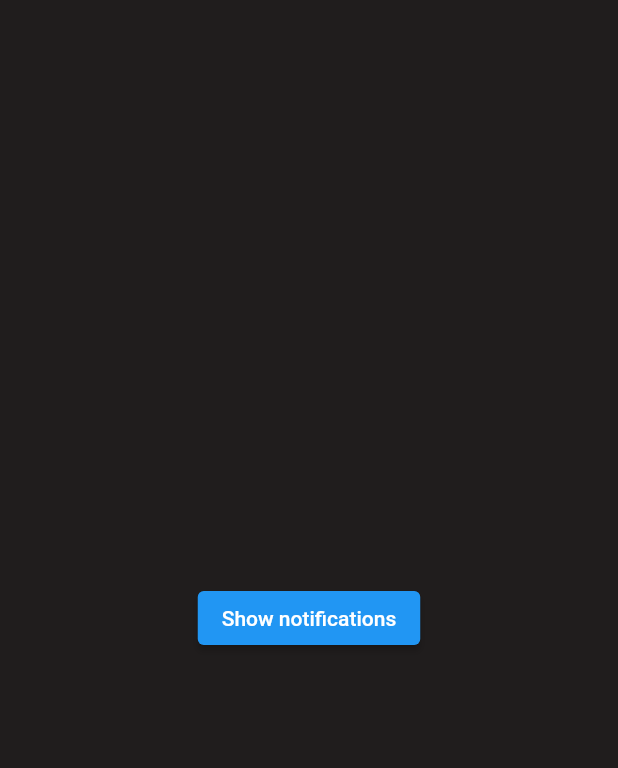
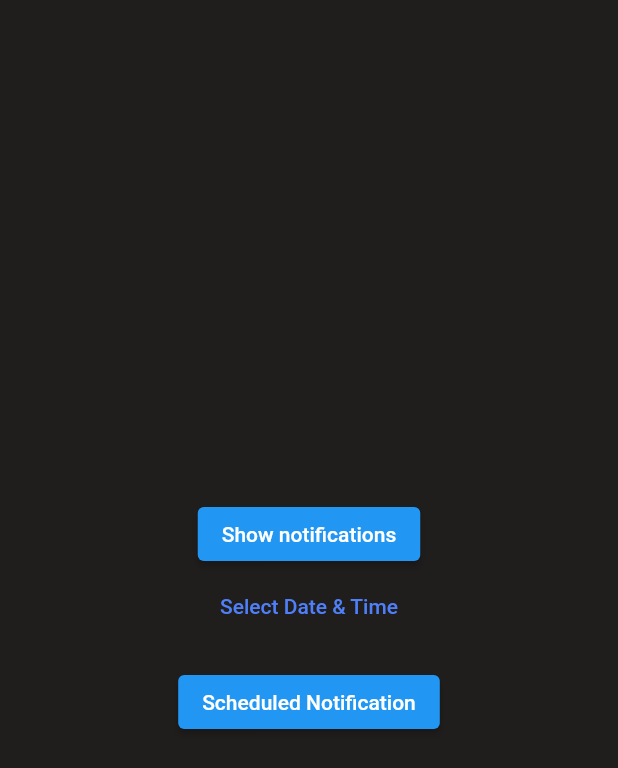
Before and after one commit to HarunNurahman/weather_app, a Flutter app: the NotificationSettingPage screen opened directly, after a tap on "Show notifications", on a phone screen of 412 x 824 dp. Shown: the top 768 px of the screen. Run offline on Flutter 3.47's test engine with Material 2 defaults, Android fonts, the phone set to English and light mode, and no system bars; our stand-ins replace bloc, dio, equatable, flutter_bloc, flutter_datetime_picker_plus, flutter_local_notifications and 6 more; Roboto replaces fonts that are missing (SF Pro Display).

Commit message:
Test: Testing scheduled notification

```diff
--- a/lib/main.dart
+++ b/lib/main.dart
@@ -2,10 +2,12 @@ import 'package:flutter/material.dart';
 import 'package:get/get.dart';
 import 'package:weather_app/pages/dashboard_page.dart';
 import 'package:weather_app/services/notification_services.dart';
+import 'package:timezone/data/latest.dart' as tz;
 
 void main() {
   WidgetsFlutterBinding.ensureInitialized();
   NotificationService().initNotification();
+  tz.initializeTimeZones();
   runApp(const MyApp());
 }
 
--- a/lib/pages/dashboard_page.dart
+++ b/lib/pages/dashboard_page.dart
@@ -88,7 +88,6 @@ class _DashboardPageState extends State<DashboardPage> {
     // Skeleton Loading Animation untuk header
     Widget skeletonHeader() {
       return Row(
-        mainAxisAlignment: MainAxisAlignment.spaceBetween,
         children: [
           Row(
             children: [
@@ -106,11 +105,23 @@ class _DashboardPageState extends State<DashboardPage> {
               )
             ],
           ),
+          const Spacer(),
           // Search button
           GestureDetector(
             onTap: () {},
             child: Icon(
               Icons.search,
+              size: 24,
+              color: whiteColor,
+            ),
+          ),
+          const SizedBox(width: 8),
+          GestureDetector(
+            onTap: () => Get.to(
+              NotificationSettingPage(),
+            ),
+            child: Icon(
+              Icons.settings,
               size: 24,
               color: whiteColor,
             ),
@@ -243,38 +254,8 @@ class _DashboardPageState extends State<DashboardPage> {
       );
     }
 
-    // Drawer Widget
-    Widget buildDrawer() {
-      return Drawer(
-        backgroundColor: blackColor,
-        elevation: 0,
-        child: ListView(
-          padding: EdgeInsets.symmetric(
-            horizontal: defaultHorizontalMargin,
-            vertical: defaultVerticalMargin,
-          ),
-          children: [
-            ListTile(
-              leading: Icon(Icons.notification_add, color: blueColor, size: 24),
-              title: Text(
-                'Notification Setting',
-                style: whiteTextStyle.copyWith(
-                  fontSize: 16,
-                  fontWeight: medium,
-                ),
-              ),
-              onTap: () => Get.to(NotificationSettingPage()),
-            )
-          ],
-        ),
-      );
-    }
-
     return Scaffold(
       backgroundColor: blackColor,
-      drawer: Drawer(
-        child: buildDrawer(),
-      ),
       body: SafeArea(
         child: Obx(
           () => globalController.isLoading.isTrue
--- a/lib/pages/notification_setting_page.dart
+++ b/lib/pages/notification_setting_page.dart
@@ -1,9 +1,12 @@
 import 'package:flutter/material.dart';
+import 'package:flutter_datetime_picker_plus/flutter_datetime_picker_plus.dart';
 import 'package:geocoding/geocoding.dart';
 import 'package:get/get.dart';
 import 'package:weather_app/config/styles.dart';
 import 'package:weather_app/services/global_controller.dart';
 import 'package:weather_app/services/notification_services.dart';
+
+DateTime? scheduleTime = DateTime.now();
 
 class NotificationSettingPage extends StatefulWidget {
   const NotificationSettingPage({super.key});
@@ -42,18 +45,64 @@ class _NotificationSettingPageState extends State<NotificationSettingPage> {
     return Scaffold(
       backgroundColor: blackColor,
       body: Center(
-        child: Center(
-          child: ElevatedButton(
+        child: Column(
+          mainAxisAlignment: MainAxisAlignment.center,
+          children: [
+            ElevatedButton(
               child: const Text('Show notifications'),
               onPressed: () {
                 NotificationService().showNotification(
-                title: 'Weather in $city, $subcity now',
-                body: '',
+                  title: '$city, $subcity',
+                  body:
+                      '${weatherController.getData().current!.current.weather![0].description.toString().toTitleCase()}: ${weatherController.getData().current!.current.temp}°C',
                 );
               },
             ),
+            DateTimePickerText(),
+            const SizedBox(height: 16),
+            ElevatedButton(
+              child: const Text('Scheduled Notification'),
+              onPressed: () {
+                debugPrint('Notification Scheduled for $scheduleTime');
+                NotificationService().scheduledNotification(
+                  title: '',
+                  body: '$scheduleTime',
+                  scheduledNotificationDateTime: scheduleTime!,
+                );
+              },
+            ),
+          ],
         ),
       ),
     );
   }
 }
+
+class DateTimePickerText extends StatefulWidget {
+  const DateTimePickerText({super.key});
+
+  @override
+  State<DateTimePickerText> createState() => _DateTimePickerTextState();
+}
+
+class _DateTimePickerTextState extends State<DateTimePickerText> {
+  @override
+  Widget build(BuildContext context) {
+    return TextButton(
+      onPressed: () {
+        DatePicker.showDateTimePicker(
+          context,
+          showTitleActions: true,
+          onChanged: (dateTime) => scheduleTime = dateTime,
+          onConfirm: (dateTime) {},
+        );
+      },
+      child: Text(
+        'Select Date & Time',
+        style: whiteTextStyle.copyWith(
+          color: blueColor,
+        ),
+      ),
+    );
+  }
+}
--- a/pubspec.yaml
+++ b/pubspec.yaml
@@ -34,6 +34,7 @@ dependencies:
   flutter:
     sdk: flutter
   flutter_bloc: ^8.1.2
+  flutter_datetime_picker_plus: ^2.0.1
   flutter_local_notifications: ^15.1.0+1
   flutter_svg: ^2.0.2
   geocoding: ^2.0.5
```
Also changed, not shown: lib/pages/widgets/header_widget.dart (+13 -1 lines), lib/services/notification_services.dart (+21 -0 lines), pubspec.lock. Lines whose indentation alone changed are shown as unchanged.
